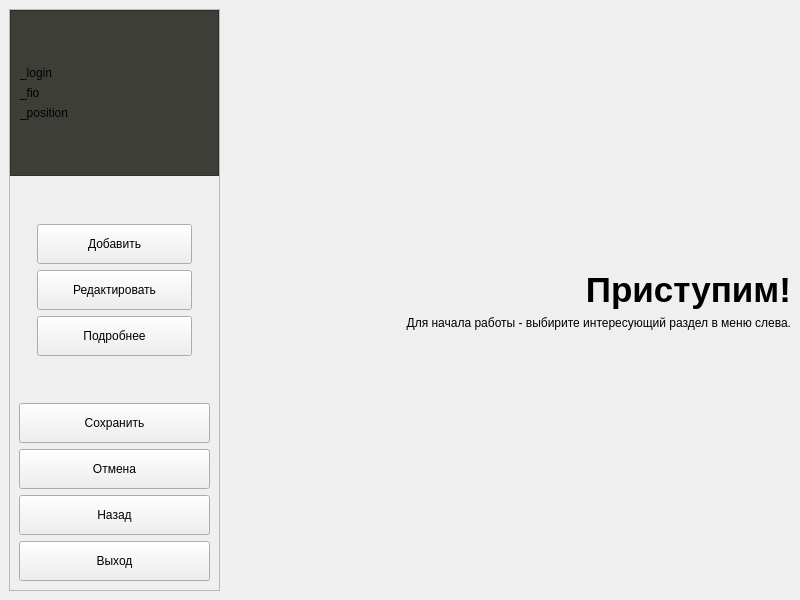
Old version of the form Checkpoint_Desktop/mainwindow.ui in the repository skripach2111/Checkpoint.
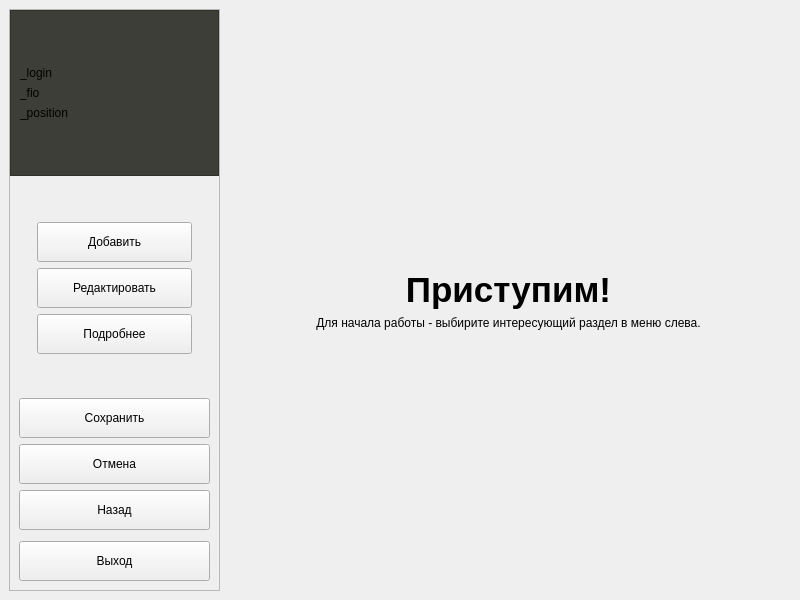
New version of the form. The open tabs and pages were chosen to show the change. Custom widgets are drawn as their Qt base class.

What changed in the file:
```diff
--- a/Checkpoint_Desktop/mainwindow.ui
+++ b/Checkpoint_Desktop/mainwindow.ui
@@ -389,7 +389,7 @@
                <string>Приступим!</string>
               </property>
               <property name="alignment">
-               <set>Qt::AlignRight|Qt::AlignTrailing|Qt::AlignVCenter</set>
+               <set>Qt::AlignCenter</set>
               </property>
              </widget>
             </item>
@@ -399,7 +399,7 @@
                <string>Для начала работы - выбирите интересующий раздел в меню слева.</string>
               </property>
               <property name="alignment">
-               <set>Qt::AlignRight|Qt::AlignTrailing|Qt::AlignVCenter</set>
+               <set>Qt::AlignCenter</set>
               </property>
              </widget>
             </item>
@@ -3583,7 +3583,7 @@
                       <rect>
                        <x>0</x>
                        <y>0</y>
-                       <width>122</width>
+                       <width>159</width>
                        <height>162</height>
                       </rect>
                      </property>
@@ -4203,6 +4203,22 @@
                 </property>
                </widget>
               </item>
+              <item>
+               <spacer name="verticalSpacer_32">
+                <property name="orientation">
+                 <enum>Qt::Vertical</enum>
+                </property>
+                <property name="sizeType">
+                 <enum>QSizePolicy::Fixed</enum>
+                </property>
+                <property name="sizeHint" stdset="0">
+                 <size>
+                  <width>5</width>
+                  <height>5</height>
+                 </size>
+                </property>
+               </spacer>
+              </item>
               <item>
                <spacer name="verticalSpacer_11">
                 <property name="orientation">
@@ -4463,6 +4479,14 @@
    </layout>
   </widget>
  </widget>
+ <customwidgets>
+  <customwidget>
+   <class>ScaledPixmap</class>
+   <extends>QWidget</extends>
+   <header location="global">scaledpixmap.h</header>
+   <container>1</container>
+  </customwidget>
+ </customwidgets>
  <resources/>
  <connections/>
 </ui>
```
Left out of the diff: 140 changed lines with no effect on the pictures.
